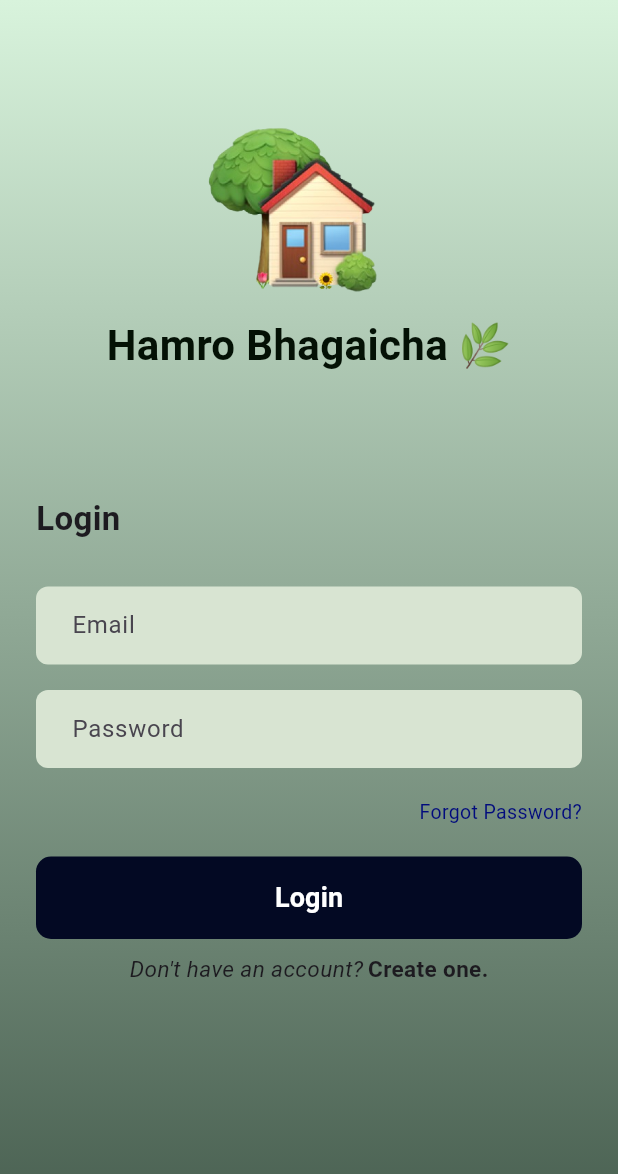
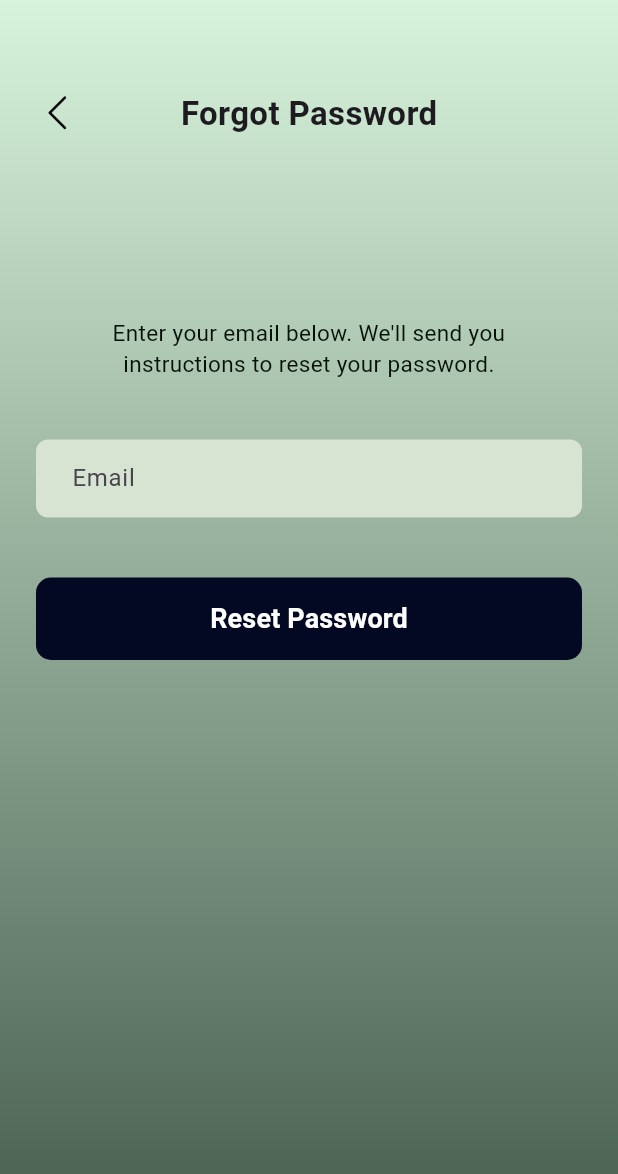
Before and after one commit to aarati123bisankhe/hamro_bhagaicha_batch35d, a Flutter app: the screen it shows after launch, on a phone screen of 412 x 824 dp. Shown: the top 1174 px of the screen. Run offline on Flutter 3.47's test engine with Material 3 defaults, Android fonts, the phone set to English and light mode, and no system bars.

Commit message:
forgot password

```diff
--- a/lib/app.dart
+++ b/lib/app.dart
@@ -1,5 +1,5 @@
 import 'package:flutter/material.dart';
-import 'package:hamro_bhagaicha_batch35d/screens/login_screen.dart';
+import 'package:hamro_bhagaicha_batch35d/screens/forgot_password_screen.dart';
 
 // import 'package:hamro_bhagaicha_batch35d/screens/login_screen.dart';
 // import 'package:hamro_bhagaicha_batch35d/screens/sign_up_page.dart';
@@ -10,6 +10,9 @@
 
   @override
   Widget build(BuildContext context) {
-    return MaterialApp(debugShowCheckedModeBanner: false, home: LoginScreen());
+    return MaterialApp(
+      debugShowCheckedModeBanner: false,
+      home: ForgotPasswordScreen(),
+    );
   }
 }
--- /dev/null
+++ b/lib/screens/forgot_password_screen.dart
@@ -0,0 +1,111 @@
+import 'package:flutter/material.dart';
+import 'package:hamro_bhagaicha_batch35d/screens/login_screen.dart';
+import 'package:hamro_bhagaicha_batch35d/widget/my_text_button.dart';
+import 'package:hamro_bhagaicha_batch35d/widget/my_text_field.dart';
+
+class ForgotPasswordScreen extends StatefulWidget {
+  const ForgotPasswordScreen({super.key});
+
+  @override
+  State<ForgotPasswordScreen> createState() => _ForgotPasswordScreenState();
+}
+
+class _ForgotPasswordScreenState extends State<ForgotPasswordScreen> {
+  final TextEditingController emailController = TextEditingController();
+
+  @override
+  Widget build(BuildContext context) {
+    return Scaffold(
+      body: Container(
+        width: double.infinity,
+        height: double.infinity,
+        decoration: const BoxDecoration(
+          gradient: LinearGradient(
+            begin: Alignment.topCenter,
+            end: Alignment.bottomCenter,
+            colors: [Color(0xFFD8F3DC), Color(0xFF475E4F)],
+          ),
+        ),
+        child: SafeArea(
+          child: SingleChildScrollView(
+            padding: EdgeInsets.symmetric(horizontal: 24),
+            child: Column(
+              crossAxisAlignment: CrossAxisAlignment.start,
+
+              children: [
+                SizedBox(height: 60),
+                Stack(
+                  alignment: Alignment.center,
+                  children: [
+                    Align(
+                      alignment: Alignment.centerLeft,
+                      child: GestureDetector(
+                        onTap: () {
+                          Navigator.push(
+                            context,
+                            MaterialPageRoute(
+                              builder: (context) => LoginScreen(),
+                            ),
+                          );
+                        },
+                        child: Image.asset(
+                          "assets/icons/arrow icon.png",
+                          height: 28,
+                          width: 28,
+                        ),
+                      ),
+                    ),
+                    Text(
+                      "Forgot Password",
+                      style: TextStyle(
+                        fontSize: 22,
+                        fontWeight: FontWeight.bold,
+                      ),
+                    ),
+                  ],
+                ),
+
+                SizedBox(height: 120),
+
+                Center(
+                  child: Column(
+                    children: [
+                      Text(
+                        "Enter your email below. We'll send you",
+                        textAlign: TextAlign.center,
+                        style: TextStyle(
+                          fontSize: 15,
+                          color: Color.fromARGB(255, 4, 17, 5),
+                        ),
+                      ),
+                      Text(
+                        "instructions to reset your password.",
+                        textAlign: TextAlign.center,
+                        style: TextStyle(
+                          fontSize: 15,
+                          color: Color.fromARGB(255, 4, 17, 5),
+                        ),
+                      ),
+
+                      SizedBox(height: 40),
+
+                      MyTextField(
+                        controller: emailController,
+                        hintText: "Email",
+                        errorText: "Please enter your email first",
+                      ),
+
+                      SizedBox(height: 40),
+
+                      MyTextButton(onPressed: () {}, text: "Reset Password"),
+                    ],
+                  ),
+                ),
+              ],
+            ),
+          ),
+        ),
+      ),
+    );
+  }
+}
--- a/lib/screens/sign_up_page.dart
+++ b/lib/screens/sign_up_page.dart
@@ -11,7 +11,6 @@
 }
 
 class _SignupPageState extends State<SignupPage> {
-  // Controllers
   final TextEditingController fullNameController = TextEditingController();
   final TextEditingController emailController = TextEditingController();
   final TextEditingController passwordController = TextEditingController();
```
Also changed, not shown: lib/screens/login_screen.dart (+10 -0 lines), assets/icons/arrow icon.png (added).
